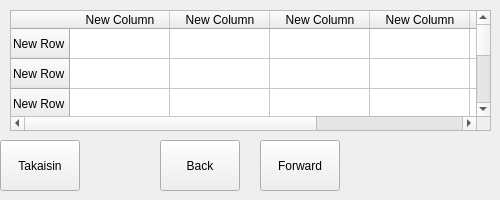
Before: the Qt Designer form bank-automat/tilitapahtumat.ui in JohWid1/BankSimulRyhmatyo, drawn with Qt 5.
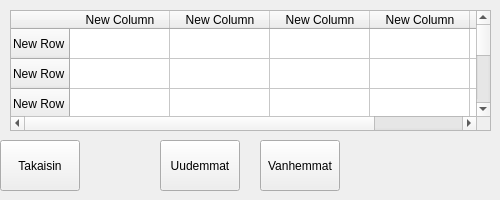
After: the same form once the commit is applied.

```diff
--- a/bank-automat/tilitapahtumat.ui
+++ b/bank-automat/tilitapahtumat.ui
@@ -46,7 +46,7 @@
       </rect>
      </property>
      <property name="text">
-      <string>Back</string>
+      <string>Uudemmat</string>
      </property>
     </widget>
     <widget class="QPushButton" name="pushButton_tilitapahtumat_forward">
@@ -59,7 +59,7 @@
       </rect>
      </property>
      <property name="text">
-      <string>Forward</string>
+      <string>Vanhemmat</string>
      </property>
     </widget>
     <widget class="QTableWidget" name="tableTilitapahtumat">
@@ -121,11 +121,6 @@
        <string>New Column</string>
       </property>
      </column>
-     <column>
-      <property name="text">
-       <string>New Column</string>
-      </property>
-     </column>
     </widget>
    </widget>
    <widget class="QWidget" name="page_2"/>
```
